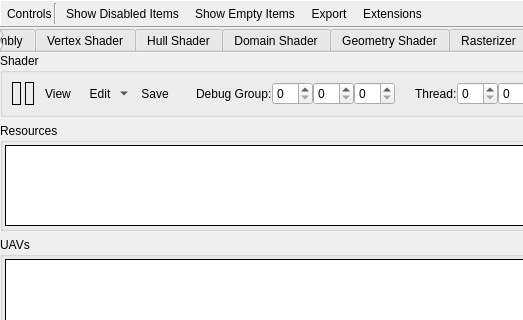
Old version of the form qrenderdoc/Windows/PipelineState/D3D12PipelineStateViewer.ui in the repository baldurk/renderdoc; both pictures show x 0 to 523 and y 0 to 320 of the 868 by 574 pixel window.
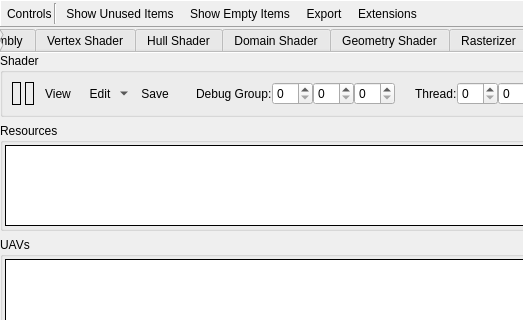
New version of the form. Icons and pictures are not drawn. Custom widgets are drawn as their Qt base class.

Commit message:
Rename 'show disabled' button to 'show unused' as it is clearer
* Bindings that are unused aren't disabled - they may in fact be explicitly
  enabled - but they are unused by the pipeline which is why they're hidden.

The edit to the form file:
```diff
--- a/qrenderdoc/Windows/PipelineState/D3D12PipelineStateViewer.ui
+++ b/qrenderdoc/Windows/PipelineState/D3D12PipelineStateViewer.ui
@@ -73,7 +73,7 @@
          <string>Show Disabled Items</string>
         </property>
         <property name="text">
-         <string>Show Disabled Items</string>
+         <string>Show Unused Items</string>
         </property>
         <property name="icon">
          <iconset resource="../../Resources/resources.qrc">
```
Left out of the diff: 6 changed lines with no effect on the pictures. The commit also changes 16 other files.
